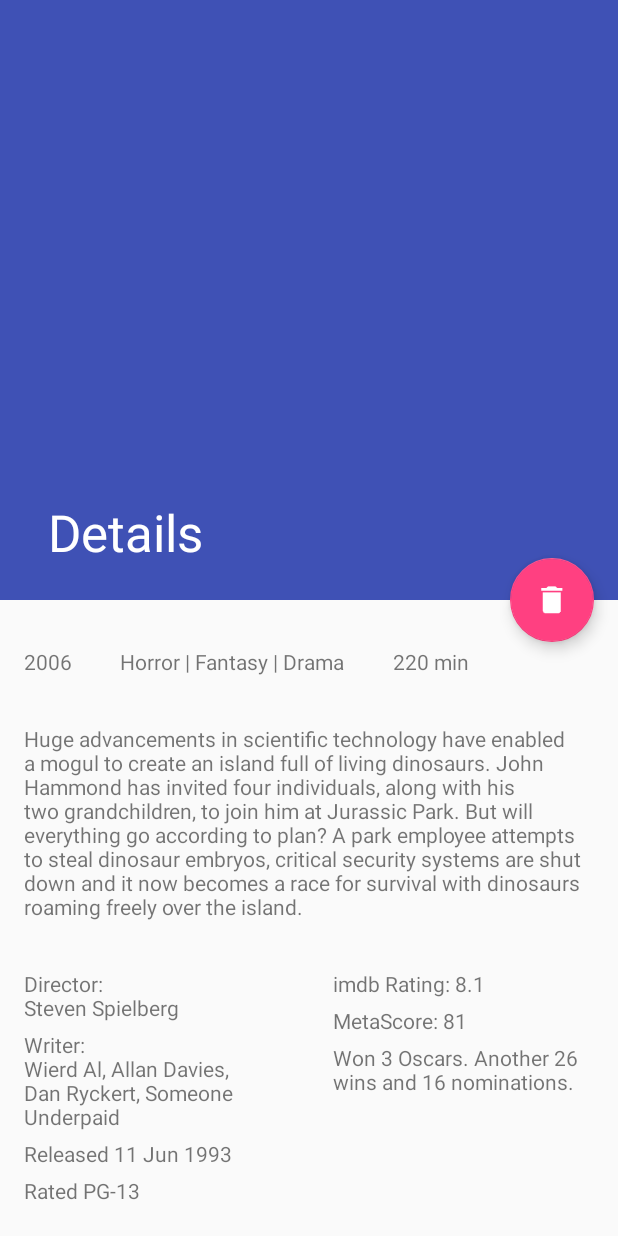
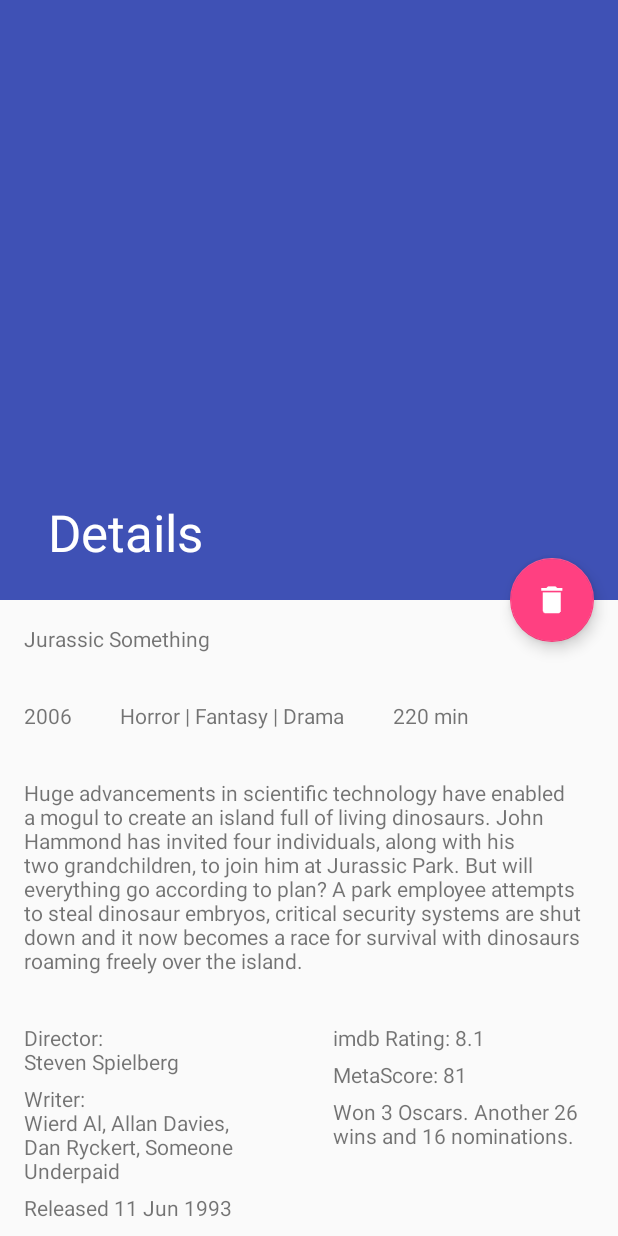
Before and after one commit to Jalapeno1/MediaDB, an Android app: the MovieDetailsActivity screen opened directly, with no data from a screen before it, on a phone screen of 412 x 824 dp. Run offline under Robolectric (Android 15) with nearby library versions, the phone set to English and light mode, and no system bars; 14 statements that could not run were skipped.

```diff
--- a/app/build.gradle
+++ b/app/build.gradle
@@ -23,6 +23,8 @@ dependencies {
     compile fileTree(dir: 'libs', include: ['*.jar'])
     testCompile 'junit:junit:4.12'
     compile 'com.android.support:appcompat-v7:23.1.1'
+    compile 'com.android.support:cardview-v7:21.0.+'
     compile 'com.android.support:support-v4:23.1.1'
     compile 'com.android.support:design:23.1.1'
+    compile files('libs/gson-2.3.1.jar')
 }
--- a/app/src/main/java/com/example/jonas/mediadb/Activties/MovieDetailsActivity.java
+++ b/app/src/main/java/com/example/jonas/mediadb/Activties/MovieDetailsActivity.java
@@ -17,6 +17,18 @@ import com.example.jonas.mediadb.Utilities.DownloadImageManager;
 public class MovieDetailsActivity extends AppCompatActivity {
 
     private ImageView posterImage;
+    private TextView detailsTitle;
+    private TextView detailsYear;
+    private TextView detailsGenre;
+    private TextView detailsRuntime;
+    private TextView detailsPlot;
+    private TextView detailsDirector;
+    private TextView detailsWriter;
+    private TextView detailsReleased;
+    private TextView detailsRated;
+    private TextView detailsImdbRating;
+    private TextView detailsMetaScore;
+    private TextView detailsAwards;
 
     private Movie selectedMovie;
 
@@ -45,8 +57,32 @@ public class MovieDetailsActivity extends AppCompatActivity {
 
     private void setUpDetails(){
         posterImage = (ImageView)findViewById(R.id.posterView);
+        detailsTitle = (TextView)findViewById(R.id.textView_DETAILS_TITLE);
+        detailsYear = (TextView)findViewById(R.id.textView_DETAILS_YEAR);
+        detailsGenre = (TextView)findViewById(R.id.textView_DETAILS_GENRE);
+        detailsRuntime = (TextView)findViewById(R.id.textView_DETAILS_RUNTIME);
+        detailsPlot = (TextView)findViewById(R.id.textView_DETAILS_PLOT);
+        detailsDirector = (TextView)findViewById(R.id.textView_DETAILS_DIRECTOR);
+        detailsWriter = (TextView)findViewById(R.id.textView_DETAILS_WRITER);
+        detailsReleased = (TextView)findViewById(R.id.textView_DETAILS_RELEASED);
+        detailsRated = (TextView)findViewById(R.id.textView_DETAILS_RATED);
+        detailsImdbRating = (TextView)findViewById(R.id.textView_DETAILS_IMDB_RATING);
+        detailsMetaScore = (TextView)findViewById(R.id.textView_DETAILS_METASCORE);
+        detailsAwards = (TextView)findViewById(R.id.textView_DETAILS_AWARDS);
 
         new DownloadImageManager(posterImage).execute(selectedMovie.getPoster());
         setTitle(selectedMovie.getTitle());
+        detailsTitle.setText(selectedMovie.getTitle());
+        detailsYear.setText(selectedMovie.getYear());
+        detailsGenre.setText(selectedMovie.getGenre().replace(", ", " | "));
+        detailsRuntime.setText(selectedMovie.getRuntime());
+        detailsPlot.setText(selectedMovie.getPlot());
+        detailsDirector.setText(getString(R.string.details_director) + selectedMovie.getDirector());
+        detailsWriter.setText(getString(R.string.details_writer) + selectedMovie.getWriter());
+        detailsReleased.setText(getString(R.string.details_released) + selectedMovie.getReleased());
+        detailsRated.setText(getString(R.string.details_rated) + selectedMovie.getRated());
+        detailsImdbRating.setText(selectedMovie.getImdbRating());
+        detailsMetaScore.setText(selectedMovie.getMetascore());
+        detailsAwards.setText(selectedMovie.getAwards());
     }
 }
--- a/app/src/main/res/layout/content_movie_details.xml
+++ b/app/src/main/res/layout/content_movie_details.xml
@@ -13,11 +13,18 @@
         android:layout_height="wrap_content"
         android:orientation="vertical">
 
+        <TextView
+            android:layout_width="260dp"
+            android:layout_height="wrap_content"
+            android:text="Jurassic Something"
+            android:id="@+id/textView_DETAILS_TITLE"
+            android:layout_margin="@dimen/text_margin"
+            android:gravity="start"/>
+
         <LinearLayout
             android:layout_width="match_parent"
             android:layout_height="match_parent"
-            android:gravity="fill_horizontal"
-            android:layout_marginTop="15dp">
+            android:gravity="fill_horizontal">
 
             <TextView
                 android:layout_width="wrap_content"
@@ -31,7 +38,7 @@
                 android:layout_width="wrap_content"
                 android:layout_height="wrap_content"
                 android:text="Horror | Fantasy | Drama"
-                android:id="@+id/textView_DETAILS_TITLE"
+                android:id="@+id/textView_DETAILS_GENRE"
                 android:layout_margin="@dimen/text_margin"
                 android:gravity="center"/>
 
--- a/app/src/main/res/values/strings.xml
+++ b/app/src/main/res/values/strings.xml
@@ -7,4 +7,8 @@
     <string name="title_activity_search_results_activity_drawer">Search</string>
     <string name="title_activity_main">Movie Collection</string>
     <string name="title_activity_movie_details">Details</string>
+    <string name="details_director">"Director: "</string>
+    <string name="details_writer">"Writer: "</string>
+    <string name="details_released">"Released "</string>
+    <string name="details_rated">"Rated "</string>
 </resources>
```
Also changed, not shown: app/src/main/java/com/example/jonas/mediadb/Objects/Movie.java (+7 -7 lines), app/src/main/java/com/example/jonas/mediadb/Utilities/APIConnectionManager.java (added, +38 -0 lines), app/src/main/java/com/example/jonas/mediadb/Utilities/TestData.java (+36 -12 lines).
